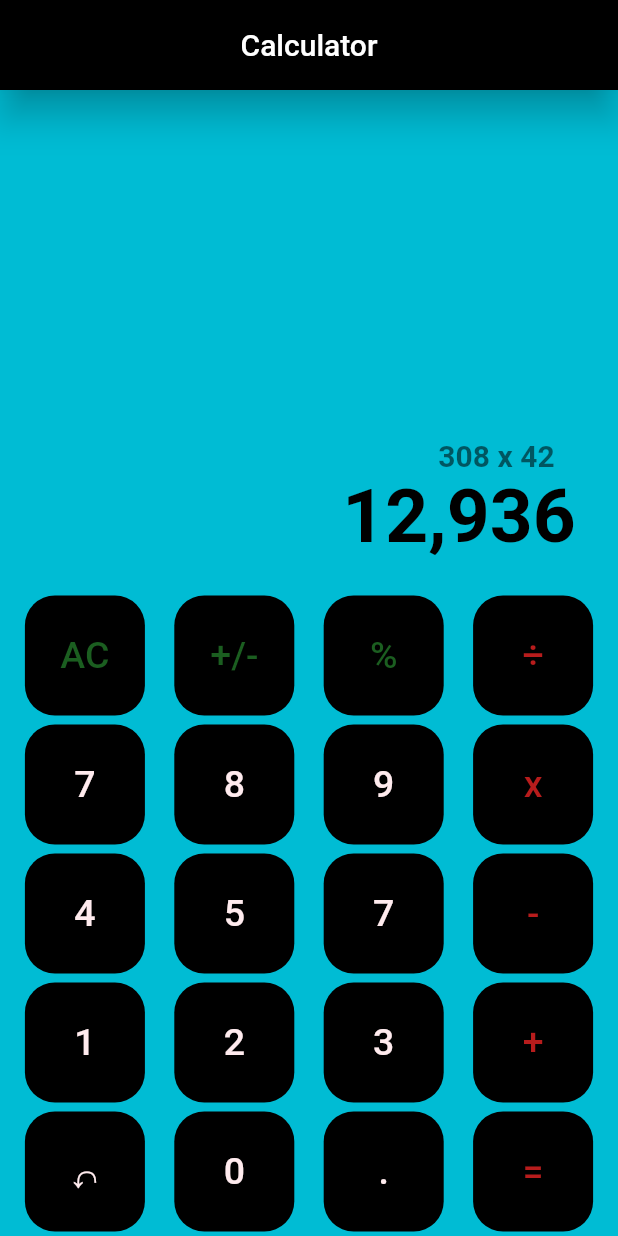
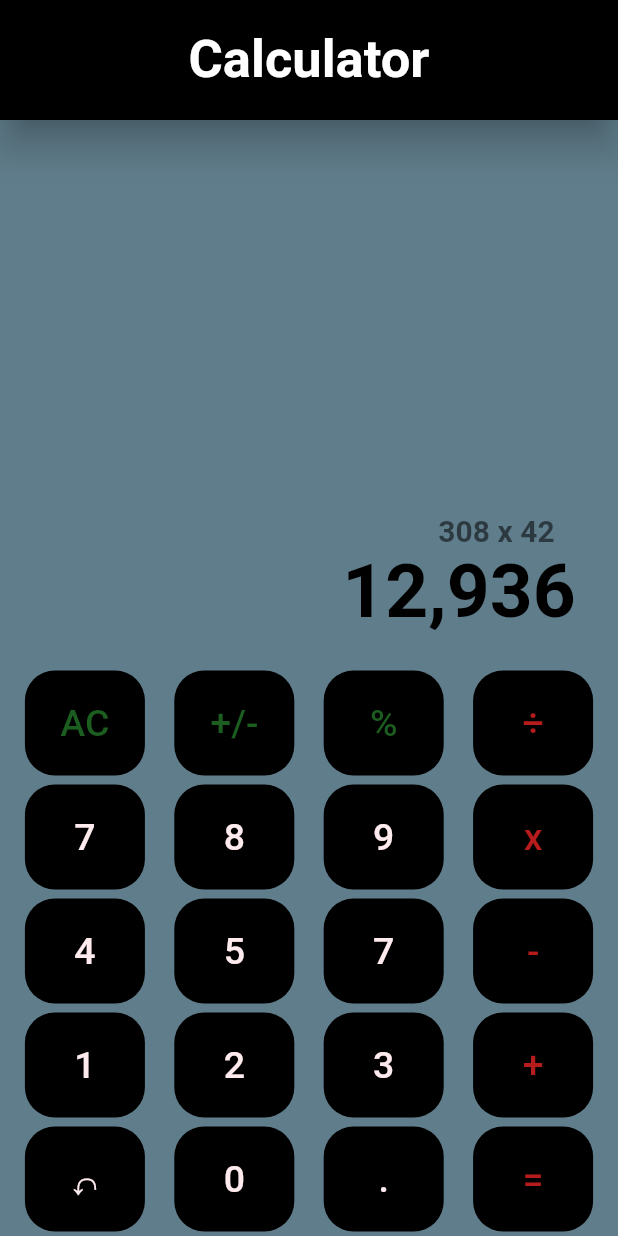
Before and after one commit to thesheerazali/basic-Calculator-UI, a Flutter app: the screen it shows after launch, on a phone screen of 412 x 824 dp. Run offline on Flutter 3.47's test engine with Material 2 defaults, Android fonts, the light colour scheme and no system bars.

Commit message:
backgroundColor Change

```diff
--- a/lib/buttons/calc_buttons.dart
+++ b/lib/buttons/calc_buttons.dart
@@ -19,7 +19,7 @@ class CalculatorButtons extends StatelessWidget {
         Padding(
           padding: const EdgeInsets.all(3.0),
           child: Container(
-            height: 80,
+            height: 70,
             width: 80,
             decoration: BoxDecoration(
                 color: Colors.black, borderRadius: BorderRadius.circular(20)),
--- a/lib/calculator.dart
+++ b/lib/calculator.dart
@@ -8,14 +8,17 @@ class MainPage extends StatelessWidget {
   @override
   Widget build(BuildContext context) {
     return Scaffold(
-        backgroundColor: Colors.cyan,
+        backgroundColor: Colors.blueGrey,
         appBar: AppBar(
-            title: const Text('Calculator'),
-            //titleSpacing: 140,
-            centerTitle: true,
-            elevation: 10,
-            backgroundColor: Colors.black,
-            toolbarHeight: 60),
+          title: const Text(
+            'Calculator',
+            style: TextStyle(fontSize: 35, fontWeight: FontWeight.bold),
+          ),
+          centerTitle: true,
+          elevation: 10,
+          backgroundColor: Colors.black,
+          toolbarHeight: 80,
+        ),
         body: Column(
           mainAxisAlignment: MainAxisAlignment.end,
           children: [
--- a/lib/main.dart
+++ b/lib/main.dart
@@ -11,7 +11,8 @@ class CalculatorUi extends StatelessWidget {
 
   @override
   Widget build(BuildContext context) {
-    return MaterialApp(
+    return const MaterialApp(
+      debugShowCheckedModeBanner: false,
       //theme: ThemeData(primarySwatch: Colors.black),
       home: MainPage(),
     );
```
Also changed, not shown: lib/sheeraz.dart (deleted, +0 -100 lines).
